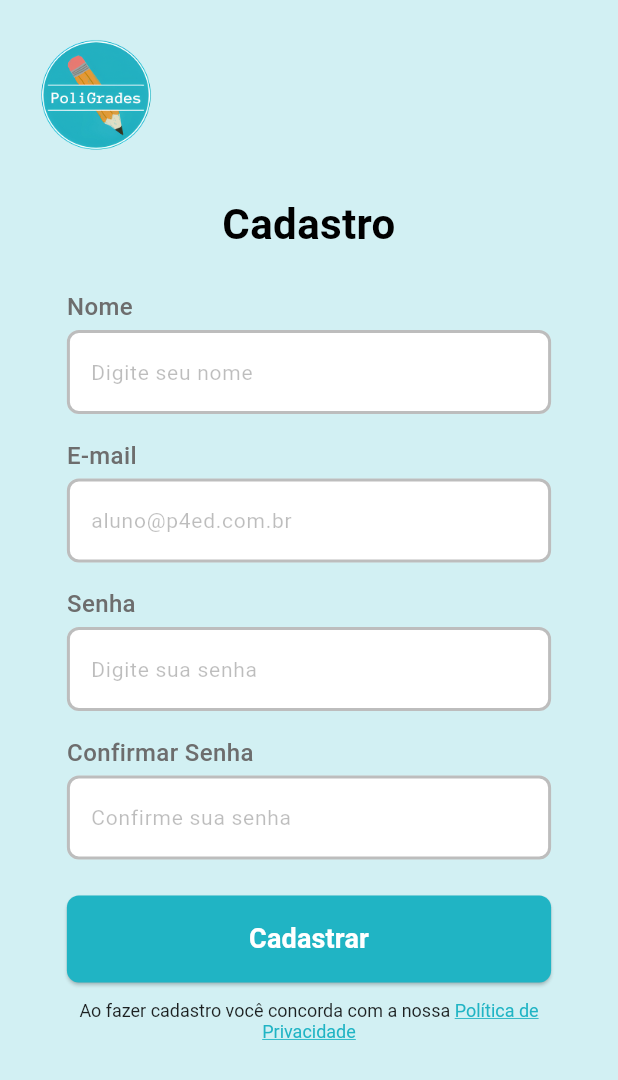
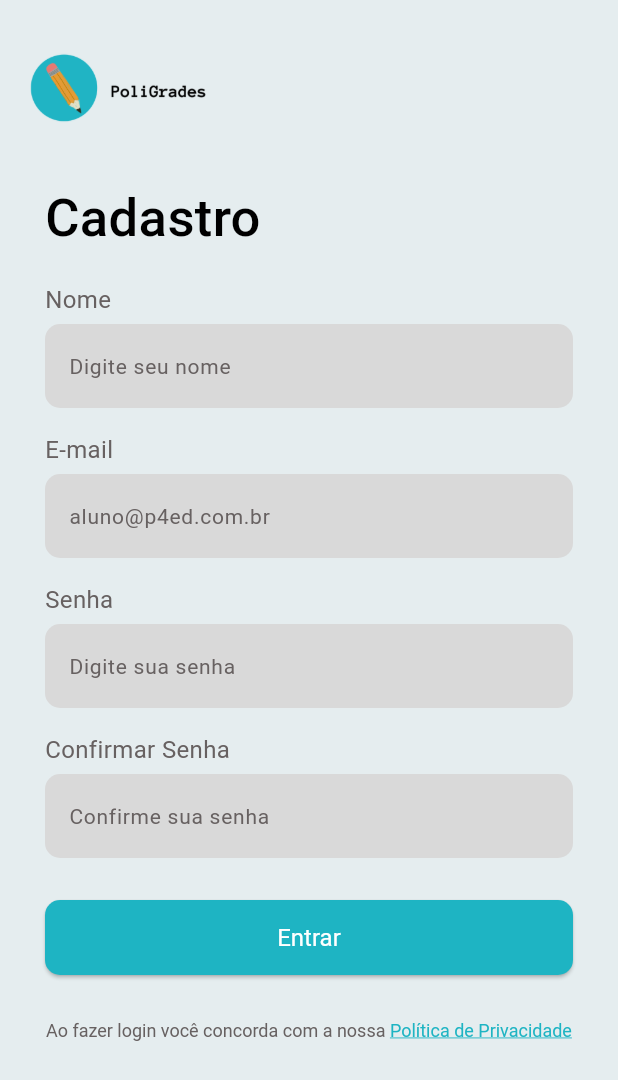
Before and after one commit to PoliGrades/Frontend, a Flutter app: the screen it shows after launch, on a phone screen of 412 x 824 dp. Shown: the top 1080 px of the screen. Run offline on Flutter 3.47's test engine with Material 3 defaults, Android fonts, the light colour scheme and no system bars; our stand-ins replace google_fonts.

Commit message:
feat(tela_cadastro): add mobile signup screen

```diff
--- a/lib/main.dart
+++ b/lib/main.dart
@@ -1,5 +1,7 @@
 import 'package:flutter/material.dart';
-import 'package:polieats_frontend/src/widgets/tela_cadastro.dart';
+import 'package:polieats_frontend/src/widgets/cadastro_desktop.dart';
+import 'package:polieats_frontend/src/widgets/cadastro_mobile.dart';
+import 'package:polieats_frontend/responsividade/responsividade.dart';
 
 void main() {
   runApp(const MyApp());
@@ -15,7 +17,7 @@ class MyApp extends StatelessWidget {
       theme: ThemeData(
         colorScheme: ColorScheme.fromSeed(seedColor: Colors.deepPurple),
       ),
-      home: const CadastroPage(),
+        home: const Responsividade(mobile: TelaCadastro(), desktop: CadastroApp()), // Responsividade das telas
     );
   }
 }
--- /dev/null
+++ b/lib/responsividade/responsividade.dart
@@ -0,0 +1,18 @@
+import 'package:flutter/material.dart';
+
+class Responsividade extends StatelessWidget {
+  final Widget mobile;
+  final Widget desktop;
+
+  const Responsividade({super.key, required this.mobile, required this.desktop});
+
+  @override
+  Widget build(BuildContext context) {
+    return LayoutBuilder(builder: (context, constraints) {
+      if(constraints.maxWidth > 500){
+        return desktop;
+      }
+      return mobile;
+    });
+  }
+}
--- /dev/null
+++ b/lib/src/widgets/button.dart
@@ -0,0 +1,40 @@
+import 'package:flutter/material.dart';
+import 'package:google_fonts/google_fonts.dart';
+
+class Button extends StatelessWidget {
+  final String text;
+  final VoidCallback onPressed;
+  final Color backgroundColor;
+  final Color textColor;
+  final double borderRadius;
+  final double height;
+
+  const Button({
+    super.key,
+    required this.text,
+    required this.onPressed,
+    this.backgroundColor = const Color(0xFFF1EB4C3),
+    this.textColor = Colors.white,
+    this.borderRadius = 10,
+    this.height = 50,
+  });
+
+  @override
+  Widget build(BuildContext context) {
+    return ElevatedButton(
+      onPressed: onPressed,
+      style: ElevatedButton.styleFrom(
+        shape: RoundedRectangleBorder(
+          borderRadius: BorderRadius.circular(borderRadius),
+        ),
+        backgroundColor: backgroundColor,
+        foregroundColor: textColor, //cor do conteúdo do botao
+        minimumSize: Size(double.infinity, height),
+        textStyle: GoogleFonts.leagueSpartan(
+          fontSize: 16,
+        ),
+      ),
+      child: Text(text),
+    );
+  }
+}
--- a/lib/src/widgets/tela_cadastro.dart
+++ b/lib/src/widgets/cadastro_desktop.dart
@@ -66,7 +66,8 @@ class _CadastroPageState extends State<CadastroPage> {
     final formWidth = screenWidth < 600 ? screenWidth * 0.9 : 500.0;
 
     return Scaffold(
-      backgroundColor: const Color(0x3320B4C4),
+
+      backgroundColor: const Color(0xFFBEE2E6),
       body: Stack(
         children: [
           Positioned(
--- /dev/null
+++ b/lib/src/widgets/cadastro_form.dart
@@ -0,0 +1,118 @@
+import 'package:flutter/gestures.dart';
+import 'package:flutter/material.dart';
+import 'package:google_fonts/google_fonts.dart';
+import 'package:polieats_frontend/src/widgets/button.dart';
+import 'package:polieats_frontend/src/widgets/input_field/input_field.dart';
+import 'package:polieats_frontend/src/widgets/privacy_policy.dart';
+import 'package:url_launcher/url_launcher.dart';
+
+class CadastroForm extends StatefulWidget {
+  const CadastroForm({super.key});
+
+  @override
+  State<CadastroForm> createState() => _CadastroFormState();
+}
+
+class _CadastroFormState extends State<CadastroForm> {
+  final _formKey = GlobalKey<FormState>();
+  String nome = '';
+  String email = '';
+  String senha = '';
+  String confirmaSenha = '';
+  bool lembrar = false;
+
+  void _cadastrar() { //funcao chamada quando usuário clicar em "Cadastrar"
+    if (_formKey.currentState!.validate()) {
+      // ADICIONAR ESTILO
+      ScaffoldMessenger.of(context).showSnackBar(
+        const SnackBar(content: Text('Cadastro realizado com sucesso!')),
+      );
+    }
+  }
+
+  @override
+  Widget build(BuildContext context) {
+    return Form( //agrupa campos InputField e permite usar _formKey para validar todos de uma vez
+      key: _formKey,
+      child: Center( //centralizana horizontal
+        child: ConstrainedBox( //liimita tamanho widget filho
+          constraints: const BoxConstraints(maxWidth: 500),
+          child: Column( //um elemento embaixo do outro
+            mainAxisAlignment: MainAxisAlignment.center, //alinhamento: centralizado
+            children: [
+
+              //campo nome
+              InputField(
+                topLabel: 'Nome',
+                hint: 'Digite seu nome',
+                onChanged: (value) => nome = value,
+              ),
+
+              //campo email
+              InputField(
+                topLabel: 'E-mail',
+                hint: 'aluno@p4ed.com.br',
+                onChanged: (value) => email = value,
+                validator: (value) {
+                  if (value == null || value.isEmpty) {
+                    return 'Informe seu e-mail';
+                  }
+                  if (!value.contains('@')) {
+                    return 'E-mail inválido';
+                  }
+                  return null;
+                },
+              ),
+
+              //campo senha
+              InputField(
+                topLabel: 'Senha',
+                hint: 'Digite sua senha',
+                obscureText: true,
+                onChanged: (value) => senha = value,
+                validator: (value) {
+                  if (value == null || value.isEmpty) {
+                    return 'Informe sua senha';
+                  }
+                  if (value.length < 8) {
+                    return 'A senha deve ter pelo menos 8 caracteres';
+                  }
+                  return null;
+                },
+              ),
+
+              //campo confirmar senha
+              InputField(
+                topLabel: 'Confirmar Senha',
+                hint: 'Confirme sua senha',
+                obscureText: true,
+                onChanged: (value) => confirmaSenha = value,
+                validator: (value) {
+                  if (value == null || value.isEmpty) {
+                    return 'Confirme sua senha';
+                  }
+                  if (value != senha) {
+                    return 'As senhas não coincidem';
+                  }
+                  return null;
+                },
+              ),
+              const SizedBox(height: 20),
+
+              //botao
+              Button(
+                text: 'Entrar',
+                onPressed: _cadastrar,
+              ),
+              const SizedBox(height: 10),
+
+              //política de privacidade - hyperlink
+              const PrivacyPolicy(),
+
+            ],
+          ),
+        ),
+      ),
+    );
+  }
+}
--- /dev/null
+++ b/lib/src/widgets/cadastro_mobile.dart
@@ -0,0 +1,39 @@
+import 'package:flutter/material.dart';
+import 'package:google_fonts/google_fonts.dart';
+import 'package:polieats_frontend/src/widgets/cadastro_form.dart';
+
+class TelaCadastro extends StatelessWidget {
+  const TelaCadastro({super.key});
+
+  @override
+  Widget build(BuildContext context) {
+    return Scaffold(
+      backgroundColor: const Color(0xFFE5EDEF),
+      appBar: AppBar(
+        backgroundColor: Colors.transparent,
+        toolbarHeight: 120,
+        title: Image.asset('assets/logo-mobile.png', height: 50),
+      ),
+      body: Padding(
+        padding: const EdgeInsets.only(left: 30, top: 0, right: 30),
+        child: Column(
+          crossAxisAlignment: CrossAxisAlignment.start,
+          children: [
+            Text(
+              'Cadastro',
+              style: GoogleFonts.leagueSpartan(
+                textStyle: const TextStyle(
+                  color: Colors.black,
+                  fontSize: 35,
+                  fontWeight: FontWeight.w500,
+                ),
+              ),
+            ),
+            const SizedBox(height: 10),
+            const CadastroForm(),
+          ],
+        ),
+      ),
+    );
+  }
+}
--- a/lib/src/widgets/input_field/input_field.dart
+++ b/lib/src/widgets/input_field/input_field.dart
@@ -1,15 +1,18 @@
 import 'package:flutter/material.dart';
+import 'package:google_fonts/google_fonts.dart';
 
-class InputField extends StatefulWidget {
-  final String label;
+class InputField extends StatefulWidget {  //parte imutável
+  final String hint;
+  final String? topLabel;
   final String? initialValue;
   final ValueChanged<String>? onChanged;
   final FormFieldValidator<String>? validator;
-  final bool obscureText;
+  final bool obscureText; //para senha
 
   const InputField({
     super.key,
-    required this.label,
+    required this.hint,
+    this.topLabel,
     this.initialValue,
     this.onChanged,
     this.validator,
@@ -20,7 +23,7 @@ class InputField extends StatefulWidget {
   _InputFieldState createState() => _InputFieldState();
 }
 
-class _InputFieldState extends State<InputField> {
+class _InputFieldState extends State<InputField> {  //parte mutável
   late TextEditingController _controller;
 
   @override
@@ -39,18 +42,56 @@ class _InputFieldState extends State<InputField> {
   Widget build(BuildContext context) {
     return Container(
       margin: const EdgeInsets.symmetric(vertical: 8.0),
-      child: TextFormField(
+      child: Column(
+        crossAxisAlignment: CrossAxisAlignment.start,
+        children: [
+          if (widget.topLabel != null) ...[ //exibe top label se esxistir
+            Text(
+              widget.topLabel!,
+              style: GoogleFonts.leagueSpartan(
+                fontSize: 16,
+                color: Color(0xFFF676161),
+              ),
+            ),
+            const SizedBox(height: 5),
+          ],
+          TextFormField(
             controller: _controller,
+            cursorColor: Color(0xFFF1EB4C3),
             decoration: InputDecoration(
-          labelText: widget.label,
-          border: OutlineInputBorder(
-            borderRadius: BorderRadius.circular(8.0),
+              hintText: widget.hint,
+              hintStyle: GoogleFonts.leagueSpartan(
+                fontSize: 14,
+                color: Color(0xFFF676161),
+              ),
+              filled: true,
+              fillColor: const Color(0xFFFD9D9D9),
+              enabledBorder: OutlineInputBorder( //borda padrao
+                borderRadius: BorderRadius.circular(10),
+                borderSide: const BorderSide(color: Colors.transparent),
+              ),
+              focusedBorder: OutlineInputBorder( //borda campo selecionado
+                borderRadius: BorderRadius.circular(10),
+                borderSide: const BorderSide(
+                  color: Color(0xFFF1EB4C3),
+                  width: 1.5,
+                ),
+              ),
+              errorBorder: OutlineInputBorder( //borda erro
+                borderRadius: BorderRadius.circular(10),
+                borderSide: const BorderSide(color: Colors.red, width: 1.5),
+              ),
+              focusedErrorBorder: OutlineInputBorder( //borda erro campo selecionado
+                borderRadius: BorderRadius.circular(10),
+                borderSide: const BorderSide(color: Colors.red, width: 1.5),
               ),
             ),
             obscureText: widget.obscureText,
             validator: widget.validator,
             onChanged: widget.onChanged,
           ),
+        ],
+      ),
     );
   }
 }
--- /dev/null
+++ b/lib/src/widgets/privacy_policy.dart
@@ -0,0 +1,52 @@
+import 'package:flutter/gestures.dart';
+import 'package:flutter/material.dart';
+import 'package:google_fonts/google_fonts.dart';
+import 'package:url_launcher/url_launcher.dart';
+
+class PrivacyPolicy extends StatelessWidget {
+  final String url;
+
+  const PrivacyPolicy({
+    super.key,
+    this.url = '', //link politica de privacidade
+  });
+
+  Future<void> _abrirLink() async {
+    final uri = Uri.parse(url);
+    if (await canLaunchUrl(uri)) {
+      await launchUrl(uri, mode: LaunchMode.externalApplication);
+    } else {
+      debugPrint('Erro ao abrir o link');
+    }
+  }
+
+  @override
+  Widget build(BuildContext context) {
+    return Padding(
+      padding: const EdgeInsets.symmetric(vertical: 20),
+      child: RichText( //texto com diferentes estilos na mesma linha
+        textAlign: TextAlign.center,
+        text: TextSpan( //para as partes diferentes do texto
+          style: GoogleFonts.leagueSpartan(
+            fontSize: 12,
+            color: const Color(0xFFF676161),
+          ),
+          children: [
+            const TextSpan(
+              text: 'Ao fazer login você concorda com a nossa ',
+            ),
+            TextSpan(
+              text: 'Política de Privacidade',
+              style: GoogleFonts.leagueSpartan(
+                fontSize: 12,
+                color: Color(0xFFF1EB4C3),
+                decoration: TextDecoration.underline,
+              ),
+              recognizer: TapGestureRecognizer()..onTap = _abrirLink, //detecta toque usuario e aciona o metodo _abrirlink
+            ),
+          ],
+        ),
+      ),
+    );
+  }
+}
--- a/pubspec.yaml
+++ b/pubspec.yaml
@@ -56,6 +56,7 @@ flutter:
   uses-material-design: true
   assets:
     - assets/logo.png
+    - assets/logo-mobile.png
 
 
   # To add assets to your application, add an assets section, like this:
```
Also changed, not shown: lib/src/widgets/login_form.dart (added, +187 -0 lines), assets/logo-mobile.png (added), 4 other files. Lines whose indentation alone changed are shown as unchanged.
